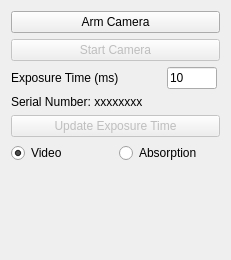
The window that ui_components/cameracontrolwidget.ui (jagerber48/jkam_e6) describes before a commit, drawn with Qt 5.
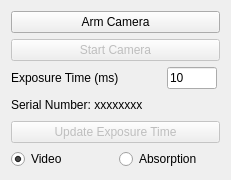
The same window after the commit.

Diff of the .ui file:
```diff
--- a/ui_components/cameracontrolwidget.ui
+++ b/ui_components/cameracontrolwidget.ui
@@ -7,7 +7,7 @@
     <x>0</x>
     <y>0</y>
     <width>231</width>
-    <height>260</height>
+    <height>180</height>
    </rect>
   </property>
   <layout class="QGridLayout" name="gridLayout">
@@ -28,19 +28,6 @@
      </property>
     </widget>
    </item>
-   <item row="11" column="0" colspan="2">
-    <spacer name="verticalSpacer">
-     <property name="orientation">
-      <enum>Qt::Vertical</enum>
-     </property>
-     <property name="sizeHint" stdset="0">
-      <size>
-       <width>20</width>
-       <height>40</height>
-      </size>
-     </property>
-    </spacer>
-   </item>
    <item row="5" column="0" colspan="2">
     <widget class="QLabel" name="serial_label">
      <property name="text">
```
Left out of the diff: 40 changed lines with no effect on the pictures.
